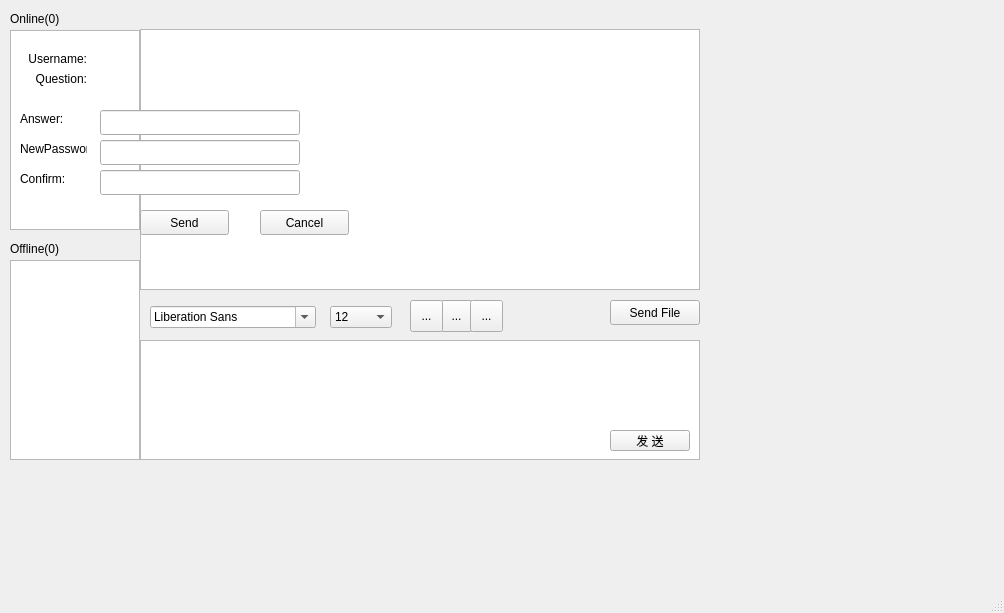
Qt form Client/mainwindow.ui (lirunquan/TCPChat) before a commit.
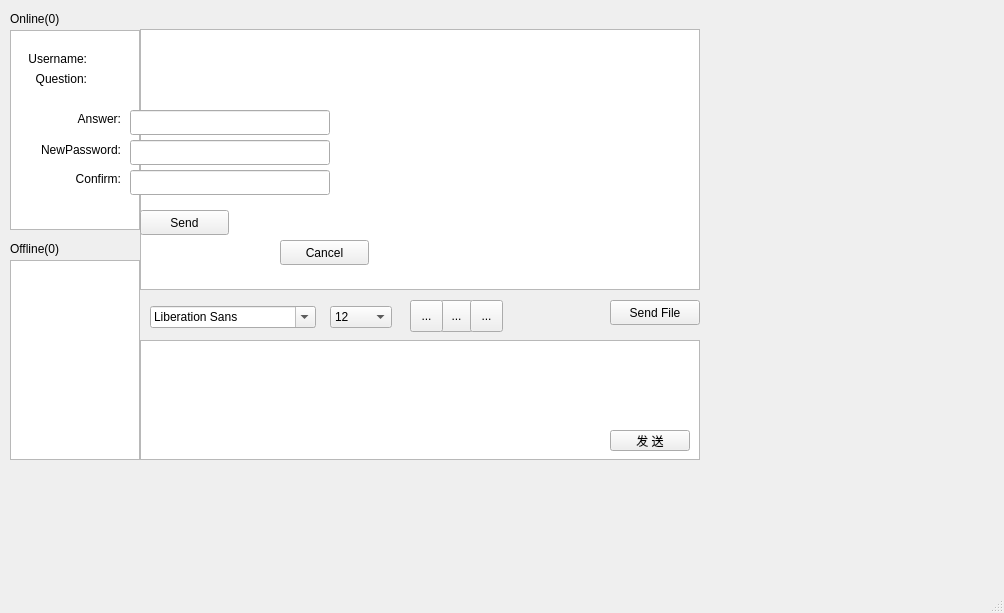
The same form after that commit. Icons and pictures are not drawn.

What changed in the file:
```diff
--- a/Client/mainwindow.ui
+++ b/Client/mainwindow.ui
@@ -407,41 +407,50 @@
      <widget class="QLabel" name="label_7">
       <property name="geometry">
        <rect>
-        <x>20</x>
+        <x>0</x>
         <y>60</y>
-        <width>67</width>
+        <width>121</width>
         <height>17</height>
        </rect>
       </property>
       <property name="text">
        <string>Answer:</string>
       </property>
+      <property name="alignment">
+       <set>Qt::AlignRight|Qt::AlignTrailing|Qt::AlignVCenter</set>
+      </property>
      </widget>
      <widget class="QLabel" name="label_12">
       <property name="geometry">
        <rect>
-        <x>20</x>
+        <x>0</x>
         <y>90</y>
-        <width>67</width>
-        <height>17</height>
+        <width>121</width>
+        <height>20</height>
        </rect>
       </property>
       <property name="text">
        <string>NewPassword:</string>
       </property>
+      <property name="alignment">
+       <set>Qt::AlignRight|Qt::AlignTrailing|Qt::AlignVCenter</set>
+      </property>
      </widget>
      <widget class="QLabel" name="label_13">
       <property name="geometry">
        <rect>
-        <x>20</x>
+        <x>0</x>
         <y>120</y>
-        <width>67</width>
+        <width>121</width>
         <height>17</height>
        </rect>
       </property>
       <property name="text">
        <string>Confirm:</string>
       </property>
+      <property name="alignment">
+       <set>Qt::AlignRight|Qt::AlignTrailing|Qt::AlignVCenter</set>
+      </property>
      </widget>
      <widget class="QPushButton" name="f_send">
       <property name="geometry">
@@ -459,8 +468,8 @@
      <widget class="QPushButton" name="f_cancel">
       <property name="geometry">
        <rect>
-        <x>260</x>
-        <y>160</y>
+        <x>280</x>
+        <y>190</y>
         <width>89</width>
         <height>25</height>
        </rect>
@@ -472,7 +481,7 @@
      <widget class="QLineEdit" name="f_answer">
       <property name="geometry">
        <rect>
-        <x>100</x>
+        <x>130</x>
         <y>60</y>
         <width>200</width>
         <height>25</height>
@@ -482,7 +491,7 @@
      <widget class="QLineEdit" name="f_newpw">
       <property name="geometry">
        <rect>
-        <x>100</x>
+        <x>130</x>
         <y>90</y>
         <width>200</width>
         <height>25</height>
@@ -495,7 +504,7 @@
      <widget class="QLineEdit" name="f_confirm">
       <property name="geometry">
        <rect>
-        <x>100</x>
+        <x>130</x>
         <y>120</y>
         <width>200</width>
         <height>25</height>
```
